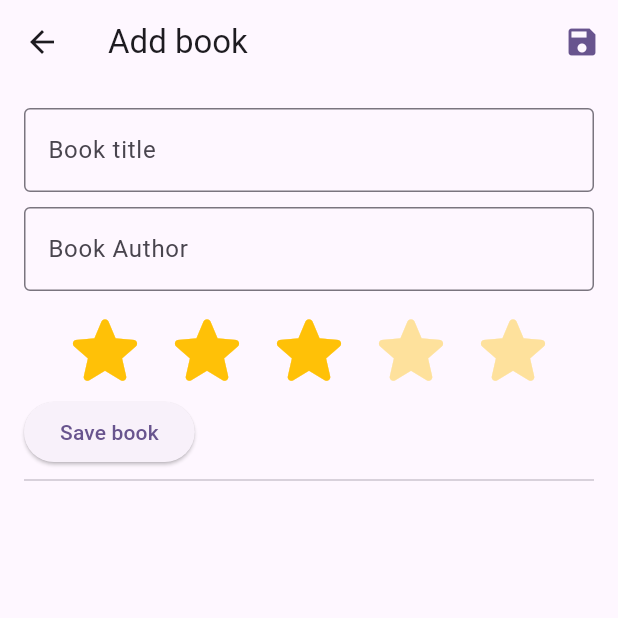
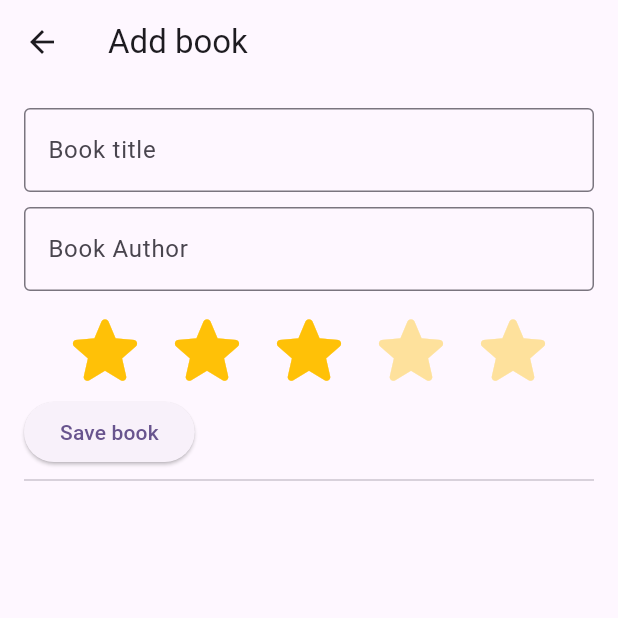
Before and after one commit to KostadinV/Book_app, a Flutter app: the AddBookScreen screen opened directly, on a phone screen of 412 x 824 dp, the top half of it. Run offline on Flutter 3.47's test engine with Material 3 defaults, Android fonts, the phone set to English and light mode, and no system bars; drawn by our look-alikes of flutter_rating_bar; our stand-ins replace sqflite; accounts and stored records are empty.

Commit message:
refactor: remove save button from AppBar in AddBookScreen

```diff
--- a/lib/screens/add_book_screen.dart
+++ b/lib/screens/add_book_screen.dart
@@ -50,7 +50,6 @@ class _AddBookScreenState extends State<AddBookScreen> {
         actionsIconTheme: IconThemeData(
           color: Theme.of(context).colorScheme.primary,
         ),
-        actions: [IconButton(onPressed: _saveBook, icon: Icon(Icons.save))],
       ),
       body: Padding(
         padding: const EdgeInsets.all(16.0),
```
